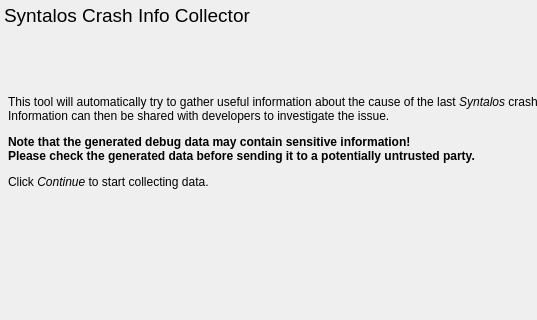
First picture: the form in tools/crashreport/crashreportdialog.ui, repository syntalos/syntalos, before the edit; both pictures show x 0 to 537 and y 0 to 320 of the 728 by 428 pixel window.
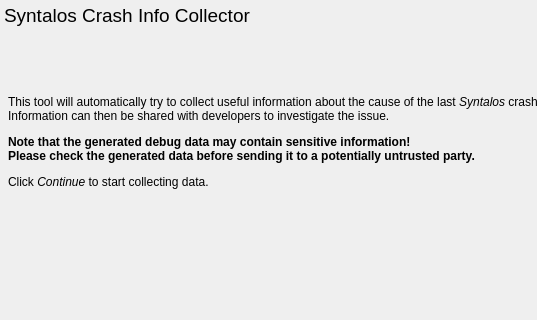
Second picture: the form after the edit. Icons and pictures are not drawn.

Commit message: crashreport: Add a special mode to debug freezes as well

Diff of the .ui file:
```diff
--- a/tools/crashreport/crashreportdialog.ui
+++ b/tools/crashreport/crashreportdialog.ui
@@ -83,7 +83,7 @@
        <item>
         <widget class="QLabel" name="label_2">
          <property name="text">
-          <string>&lt;html&gt;&lt;head/&gt;&lt;body&gt;&lt;p&gt;This tool will automatically try to gather useful information about the cause of the last &lt;span style=&quot; font-style:italic;&quot;&gt;Syntalos&lt;/span&gt; crash.&lt;br/&gt;Information can then be shared with developers to investigate the issue.&lt;/p&gt;&lt;p&gt;&lt;span style=&quot; font-weight:600;&quot;&gt;Note that the generated debug data may contain sensitive information!&lt;/span&gt;&lt;br/&gt;&lt;span style=&quot; font-weight:600;&quot;&gt;Please check the generated data before sending it to a potentially untrusted party.&lt;/span&gt;&lt;/p&gt;&lt;p&gt;Click &lt;span style=&quot; font-style:italic;&quot;&gt;Continue&lt;/span&gt; to start collecting data.&lt;/p&gt;&lt;/body&gt;&lt;/html&gt;</string>
+          <string>&lt;html&gt;&lt;head/&gt;&lt;body&gt;&lt;p&gt;This tool will automatically try to collect useful information about the cause of the last &lt;span style=&quot; font-style:italic;&quot;&gt;Syntalos&lt;/span&gt; crash.&lt;br/&gt;Information can then be shared with developers to investigate the issue.&lt;/p&gt;&lt;p&gt;&lt;span style=&quot; font-weight:600;&quot;&gt;Note that the generated debug data may contain sensitive information!&lt;/span&gt;&lt;br/&gt;&lt;span style=&quot; font-weight:600;&quot;&gt;Please check the generated data before sending it to a potentially untrusted party.&lt;/span&gt;&lt;/p&gt;&lt;p&gt;Click &lt;span style=&quot; font-style:italic;&quot;&gt;Continue&lt;/span&gt; to start collecting data.&lt;/p&gt;&lt;/body&gt;&lt;/html&gt;</string>
          </property>
         </widget>
        </item>
```
Left out of the diff: 9 changed lines with no effect on the pictures. The commit also changes 7 other files.
